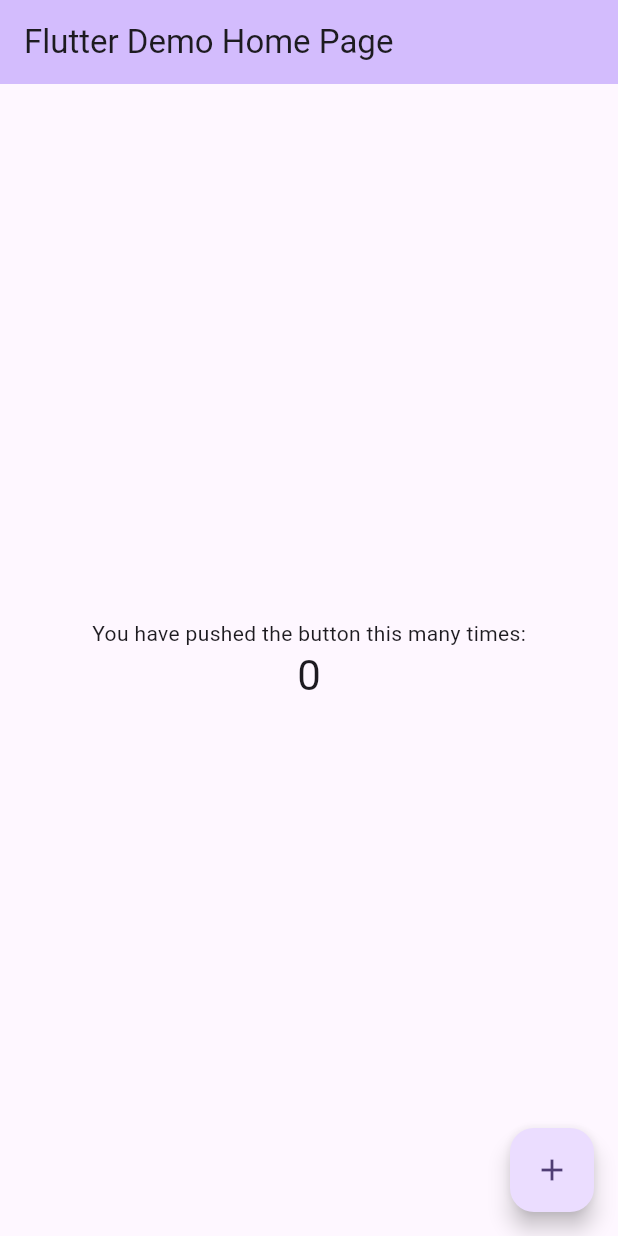
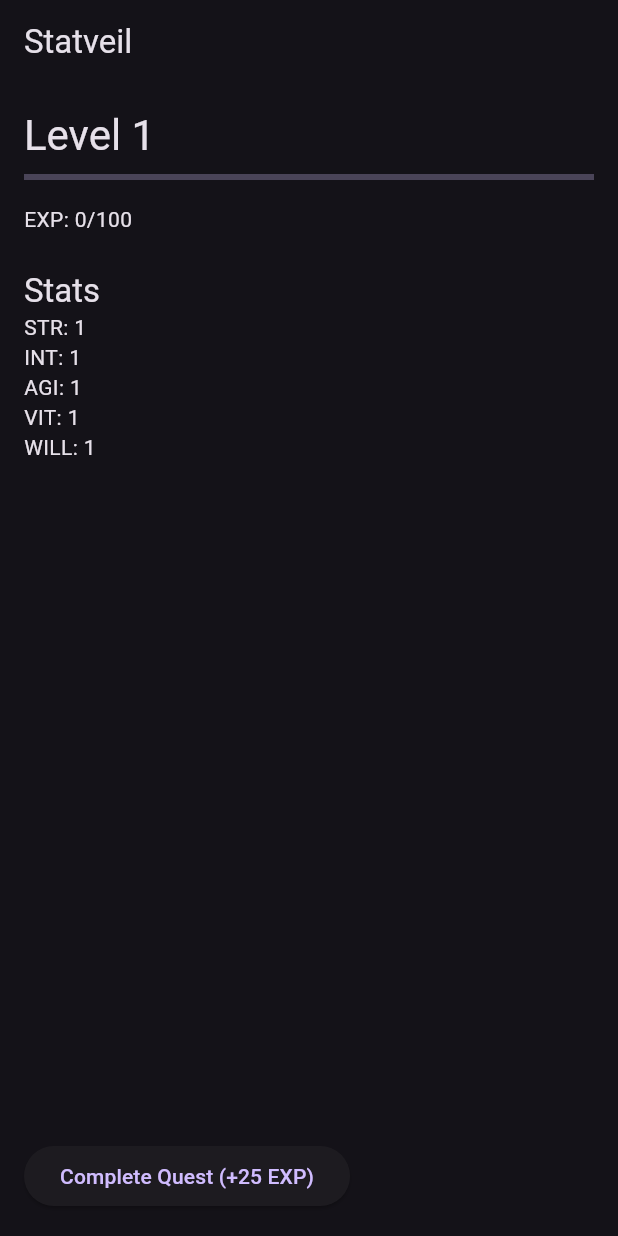
Before and after one commit to shreyuu/Statveil, a Flutter app: the screen it shows after launch, on a phone screen of 412 x 824 dp. Run offline on Flutter 3.47's test engine with Material 3 defaults, Android fonts, the phone set to English and light mode, and no system bars.

Commit message:
feat: Implement DashboardScreen and Hunter model with experience system

```diff
--- /dev/null
+++ b/lib/features/dashboard/dashboard_screen.dart
@@ -0,0 +1,62 @@
+import 'package:flutter/material.dart';
+import '../../models/hunter.dart';
+
+class DashboardScreen extends StatefulWidget {
+  const DashboardScreen({super.key});
+
+  @override
+  State<DashboardScreen> createState() => _DashboardScreenState();
+}
+
+class _DashboardScreenState extends State<DashboardScreen> {
+  final Hunter hunter = Hunter();
+
+  void _completeQuest() {
+    setState(() {
+      hunter.gainExp(25); // Medium task simulation
+    });
+  }
+
+  @override
+  Widget build(BuildContext context) {
+    return Scaffold(
+      appBar: AppBar(title: const Text('Statveil')),
+      body: Padding(
+        padding: const EdgeInsets.all(16),
+        child: Column(
+          crossAxisAlignment: CrossAxisAlignment.start,
+          children: [
+            Text(
+              'Level ${hunter.level}',
+              style: Theme.of(context).textTheme.headlineMedium,
+            ),
+            const SizedBox(height: 8),
+
+            LinearProgressIndicator(
+              value: hunter.currentExp / hunter.expToNextLevel,
+            ),
+
+            const SizedBox(height: 16),
+            Text('EXP: ${hunter.currentExp}/${hunter.expToNextLevel}'),
+
+            const SizedBox(height: 24),
+            Text('Stats', style: Theme.of(context).textTheme.titleLarge),
+
+            Text('STR: ${hunter.str}'),
+            Text('INT: ${hunter.intStat}'),
+            Text('AGI: ${hunter.agi}'),
+            Text('VIT: ${hunter.vit}'),
+            Text('WILL: ${hunter.will}'),
+
+            const Spacer(),
+
+            ElevatedButton(
+              onPressed: _completeQuest,
+              child: const Text('Complete Quest (+25 EXP)'),
+            ),
+          ],
+        ),
+      ),
+    );
+  }
+}
--- a/lib/main.dart
+++ b/lib/main.dart
@@ -1,122 +1,20 @@
 import 'package:flutter/material.dart';
+import 'features/dashboard/dashboard_screen.dart';
 
 void main() {
-  runApp(const MyApp());
+  runApp(const StatveilApp());
 }
 
-class MyApp extends StatelessWidget {
-  const MyApp({super.key});
+class StatveilApp extends StatelessWidget {
+  const StatveilApp({super.key});
 
-  // This widget is the root of your application.
   @override
   Widget build(BuildContext context) {
     return MaterialApp(
-      title: 'Flutter Demo',
-      theme: ThemeData(
-        // This is the theme of your application.
-        //
-        // TRY THIS: Try running your application with "flutter run". You'll see
-        // the application has a purple toolbar. Then, without quitting the app,
-        // try changing the seedColor in the colorScheme below to Colors.green
-        // and then invoke "hot reload" (save your changes or press the "hot
-        // reload" button in a Flutter-supported IDE, or press "r" if you used
-        // the command line to start the app).
-        //
-        // Notice that the counter didn't reset back to zero; the application
-        // state is not lost during the reload. To reset the state, use hot
-        // restart instead.
-        //
-        // This works for code too, not just values: Most code changes can be
-        // tested with just a hot reload.
-        colorScheme: .fromSeed(seedColor: Colors.deepPurple),
-      ),
-      home: const MyHomePage(title: 'Flutter Demo Home Page'),
+      title: 'Statveil',
+      theme: ThemeData.dark(useMaterial3: true),
+      home: const DashboardScreen(),
+      debugShowCheckedModeBanner: false,
     );
   }
 }
-
-class MyHomePage extends StatefulWidget {
-  const MyHomePage({super.key, required this.title});
-
-  // This widget is the home page of your application. It is stateful, meaning
-  // that it has a State object (defined below) that contains fields that affect
-  // how it looks.
-
-  // This class is the configuration for the state. It holds the values (in this
-  // case the title) provided by the parent (in this case the App widget) and
-  // used by the build method of the State. Fields in a Widget subclass are
-  // always marked "final".
-
-  final String title;
-
-  @override
-  State<MyHomePage> createState() => _MyHomePageState();
-}
-
-class _MyHomePageState extends State<MyHomePage> {
-  int _counter = 0;
-
-  void _incrementCounter() {
-    setState(() {
-      // This call to setState tells the Flutter framework that something has
-      // changed in this State, which causes it to rerun the build method below
-      // so that the display can reflect the updated values. If we changed
-      // _counter without calling setState(), then the build method would not be
-      // called again, and so nothing would appear to happen.
-      _counter++;
-    });
-  }
-
-  @override
-  Widget build(BuildContext context) {
-    // This method is rerun every time setState is called, for instance as done
-    // by the _incrementCounter method above.
-    //
-    // The Flutter framework has been optimized to make rerunning build methods
-    // fast, so that you can just rebuild anything that needs updating rather
-    // than having to individually change instances of widgets.
-    return Scaffold(
-      appBar: AppBar(
-        // TRY THIS: Try changing the color here to a specific color (to
-        // Colors.amber, perhaps?) and trigger a hot reload to see the AppBar
-        // change color while the other colors stay the same.
-        backgroundColor: Theme.of(context).colorScheme.inversePrimary,
-        // Here we take the value from the MyHomePage object that was created by
-        // the App.build method, and use it to set our appbar title.
-        title: Text(widget.title),
-      ),
-      body: Center(
-        // Center is a layout widget. It takes a single child and positions it
-        // in the middle of the parent.
-        child: Column(
-          // Column is also a layout widget. It takes a list of children and
-          // arranges them vertically. By default, it sizes itself to fit its
-          // children horizontally, and tries to be as tall as its parent.
-          //
-          // Column has various properties to control how it sizes itself and
-          // how it positions its children. Here we use mainAxisAlignment to
-          // center the children vertically; the main axis here is the vertical
-          // axis because Columns are vertical (the cross axis would be
-          // horizontal).
-          //
-          // TRY THIS: Invoke "debug painting" (choose the "Toggle Debug Paint"
-          // action in the IDE, or press "p" in the console), to see the
-          // wireframe for each widget.
-          mainAxisAlignment: .center,
-          children: [
-            const Text('You have pushed the button this many times:'),
-            Text(
-              '$_counter',
-              style: Theme.of(context).textTheme.headlineMedium,
-            ),
-          ],
-        ),
-      ),
-      floatingActionButton: FloatingActionButton(
-        onPressed: _incrementCounter,
-        tooltip: 'Increment',
-        child: const Icon(Icons.add),
-      ),
-    );
-  }
-}
--- /dev/null
+++ b/lib/models/hunter.dart
@@ -0,0 +1,43 @@
+class Hunter {
+  int level;
+  int currentExp;
+  int expToNextLevel;
+
+  int str;
+  int intStat;
+  int agi;
+  int vit;
+  int will;
+
+  Hunter({
+    this.level = 1,
+    this.currentExp = 0,
+    this.expToNextLevel = 100,
+    this.str = 1,
+    this.intStat = 1,
+    this.agi = 1,
+    this.vit = 1,
+    this.will = 1,
+  });
+
+  void gainExp(int exp) {
+    currentExp += exp;
+
+    if (currentExp >= expToNextLevel) {
+      levelUp();
+    }
+  }
+
+  void levelUp() {
+    currentExp -= expToNextLevel;
+    level++;
+    expToNextLevel = level * 100;
+
+    // Stat reward
+    str++;
+    intStat++;
+    agi++;
+    vit++;
+    will++;
+  }
+}
--- /dev/null
+++ b/lib/services/exp_service.dart
@@ -0,0 +1,16 @@
+class ExpService {
+  static int calculateExp(String difficulty) {
+    switch (difficulty) {
+      case 'Easy':
+        return 10;
+      case 'Medium':
+        return 25;
+      case 'Hard':
+        return 50;
+      case 'Boss':
+        return 100;
+      default:
+        return 0;
+    }
+  }
+}
```
Also changed, not shown: 1 other file.
